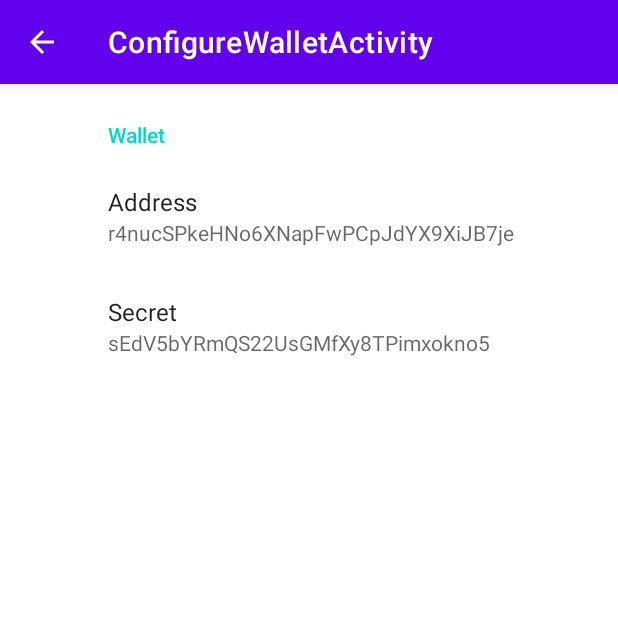
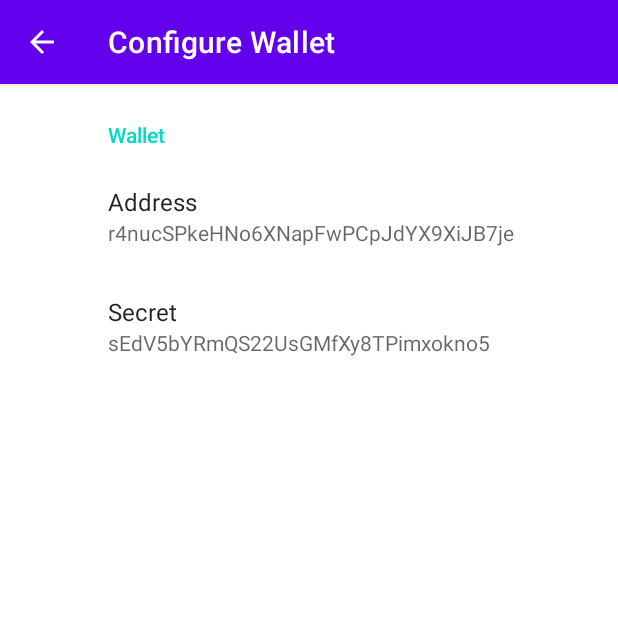
Before and after one commit to lushtechnology/ZPass, an Android app: the ConfigureWalletActivity screen opened directly, with no data from a screen before it, on a phone screen of 412 x 824 dp, the top half of it. Run offline under Robolectric (Android 15) with nearby library versions, the phone set to English and light mode, and no system bars; our stand-ins replace androidx.preference.

Commit message:
activity name

```diff
--- a/app/src/main/java/com/lushtechnology/zpass/ConfigureWalletActivity.java
+++ b/app/src/main/java/com/lushtechnology/zpass/ConfigureWalletActivity.java
@@ -12,6 +12,8 @@ public class ConfigureWalletActivity extends AppCompatActivity {
     protected void onCreate(Bundle savedInstanceState) {
         super.onCreate(savedInstanceState);
         setContentView(R.layout.settings_activity);
+
+        setTitle("Configure Wallet");
         if (savedInstanceState == null) {
             getSupportFragmentManager()
                     .beginTransaction()
```
